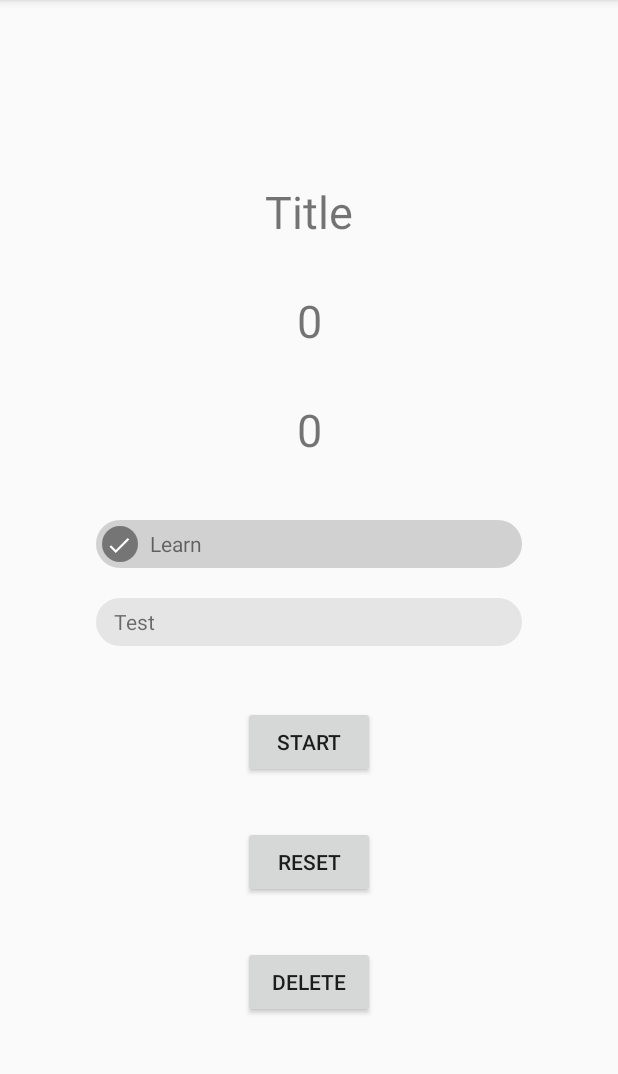
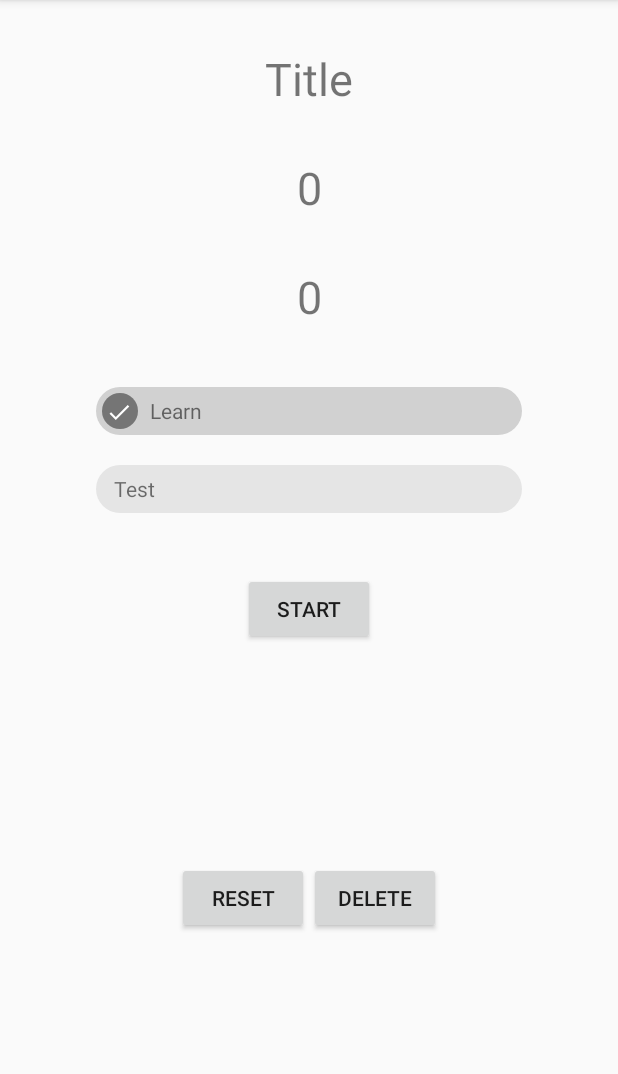
Before and after one commit to vaclav/zkousec, an Android app: the QuestionPackSetup screen opened directly, with no data from a screen before it, on a phone screen of 412 x 824 dp, the part 84-1158 px from its top. Run offline under Robolectric (Android 15) with nearby library versions, the phone set to English and light mode, and no system bars; network calls fail.

Commit message:
New test QuestionsInitializerTest.kt Bug fixed in activity_question_pack_setup2.xml (buttons "reset" & "delete" were below the screen)

```diff
--- a/app/src/main/java/cz/dobris/zkousec/domain/TestSession.kt
+++ b/app/src/main/java/cz/dobris/zkousec/domain/TestSession.kt
@@ -5,8 +5,7 @@ import cz.dobris.zkousec.db.SessionEntity
 import layout.Answer
 import layout.Question
 import layout.QuestionPack
-import java.lang.IllegalArgumentException
-import java.lang.IllegalStateException
+import kotlin.IllegalArgumentException
 import kotlin.random.Random
 
 class TestSession(
@@ -109,7 +108,8 @@ class TestSession(
         //TODO test for 0 or negative values
         override fun initialize(qp: QuestionPack): MutableList<QuestionStatus> {
             val statuses = mutableListOf<QuestionStatus>()
-            val count = if (testSize < qp.questions.size) testSize else qp.questions.size
+            if (testSize <= 0) throw IllegalArgumentException("TestSize must be > 1")
+            val count = if (testSize <= qp.questions.size) testSize else throw IllegalArgumentException("QuestionPack is smaller than testSize")
             val random = Random(System.currentTimeMillis())
             val alreadyIncludedQuestionIndexes = mutableListOf<Int>()
             for (i in 0..count - 1) {
--- a/app/src/main/res/layout/activity_question_pack_setup2.xml
+++ b/app/src/main/res/layout/activity_question_pack_setup2.xml
@@ -93,12 +93,15 @@
         app:layout_constraintEnd_toEndOf="parent"
         app:layout_constraintStart_toStartOf="parent"
         app:layout_constraintTop_toBottomOf="@+id/TitleText" />
-
+<LinearLayout
+    android:layout_width="match_parent"
+    android:layout_height="match_parent"
+    android:orientation="horizontal"
+    android:gravity="center">
     <Button
         android:id="@+id/ResetButton"
         android:layout_width="wrap_content"
         android:layout_height="wrap_content"
-        android:layout_marginTop="32dp"
         android:text="Reset"
         app:layout_constraintEnd_toEndOf="parent"
         app:layout_constraintStart_toStartOf="parent"
@@ -109,10 +112,12 @@
         android:layout_width="wrap_content"
         android:layout_height="wrap_content"
         android:layout_marginStart="0dp"
-        android:layout_marginTop="32dp"
         android:text="Delete"
         app:layout_constraintEnd_toEndOf="parent"
         app:layout_constraintStart_toStartOf="parent"
         app:layout_constraintTop_toBottomOf="@+id/TestingOptions" />
 
+</LinearLayout>
+
+
 </androidx.appcompat.widget.LinearLayoutCompat>
--- a/build.gradle
+++ b/build.gradle
@@ -6,7 +6,7 @@ buildscript {
         jcenter()
     }
     dependencies {
-        classpath "com.android.tools.build:gradle:4.0.1"
+        classpath 'com.android.tools.build:gradle:4.1.1'
         classpath "org.jetbrains.kotlin:kotlin-gradle-plugin:$kotlin_version"
 
         // NOTE: Do not place your application dependencies here; they belong
```
Also changed, not shown: gradle/wrapper/gradle-wrapper.properties, 2 other files.
